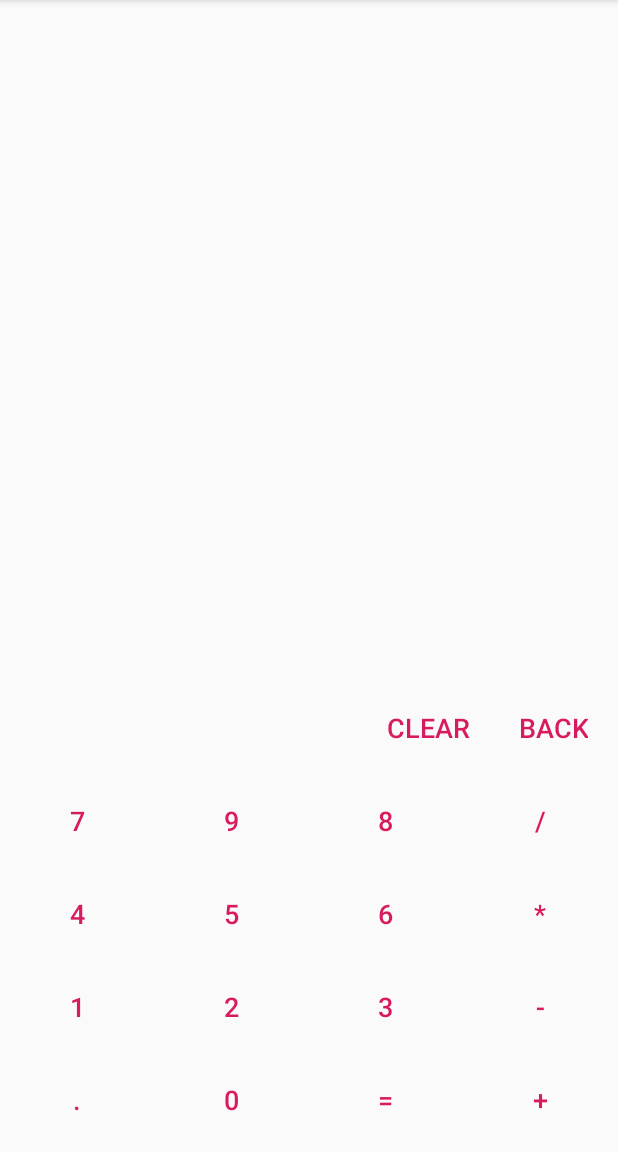
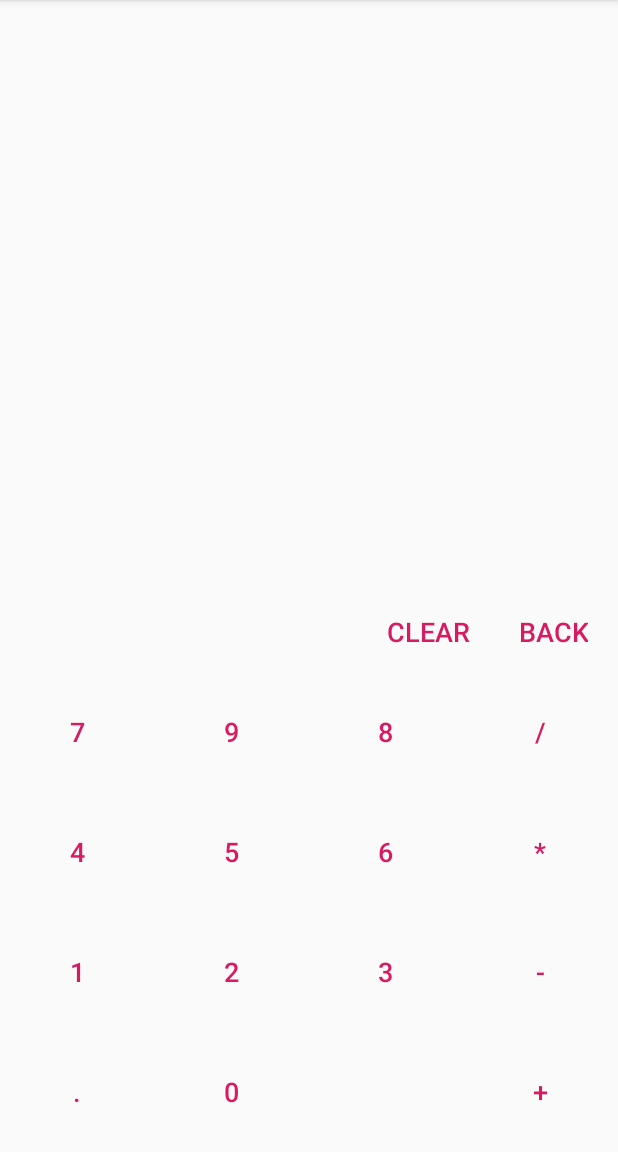
Before and after one commit to adamWeesner/Calculator, an Android app: the screen it shows after launch (MainActivity), on a phone screen of 412 x 824 dp, the part 84-1236 px from its top. Run offline under Robolectric (Android 15) with nearby library versions, the phone set to English and light mode, and no system bars.

Commit message:
:sparkles: Update
Added ability to insert formula in Operation instead of numbers
Added functionality to buttons in layout

```diff
--- a/app/src/main/res/layout/activity_main.xml
+++ b/app/src/main/res/layout/activity_main.xml
@@ -11,17 +11,32 @@
     <TextView
             android:layout_width="0dp"
             android:layout_height="wrap_content"
-            android:id="@+id/textView"
+            android:id="@+id/textViewFormula"
             app:layout_constraintEnd_toEndOf="parent"
             android:layout_marginEnd="16dp"
             app:layout_constraintStart_toStartOf="parent"
             android:layout_marginStart="16dp"
             android:layout_marginTop="24dp"
             app:layout_constraintTop_toTopOf="parent"
-            android:textSize="30sp"
+            android:textSize="36sp"
             android:textAlignment="textEnd"
             tools:text="12+13.2"
             android:textColor="@android:color/black"
+            />
+
+    <TextView
+            android:layout_width="0dp"
+            android:layout_height="wrap_content"
+            android:id="@+id/textViewAnswer"
+            app:layout_constraintEnd_toEndOf="parent"
+            android:layout_marginEnd="16dp"
+            app:layout_constraintStart_toStartOf="parent"
+            android:layout_marginStart="16dp"
+            android:layout_marginTop="16dp"
+            app:layout_constraintTop_toBottomOf="@+id/textViewFormula"
+            android:textSize="30sp"
+            android:textAlignment="textEnd"
+            tools:text="15.2"
             />
 
     <Button
@@ -29,11 +44,10 @@
             style="?android:attr/buttonBarButtonStyle"
             android:layout_width="wrap_content"
             android:layout_height="wrap_content"
-            android:id="@+id/button14"
-            android:layout_marginBottom="8dp"
+            android:id="@+id/buttonClear"
             app:layout_constraintBottom_toTopOf="@+id/linearLayout4"
             android:layout_marginEnd="8dp"
-            app:layout_constraintEnd_toStartOf="@+id/button15"
+            app:layout_constraintEnd_toStartOf="@+id/buttonBack"
             android:textSize="18sp"
             />
 
@@ -42,10 +56,9 @@
             android:text="Back"
             android:layout_width="wrap_content"
             android:layout_height="wrap_content"
-            android:id="@+id/button15"
+            android:id="@+id/buttonBack"
             android:layout_marginEnd="8dp"
             app:layout_constraintEnd_toEndOf="parent"
-            android:layout_marginBottom="8dp"
             app:layout_constraintBottom_toTopOf="@+id/linearLayout4"
             android:textSize="18sp"
             />
@@ -54,8 +67,7 @@
             style="?android:attr/buttonBarStyle"
             android:orientation="horizontal"
             android:layout_width="match_parent"
-            android:layout_height="wrap_content"
-            android:layout_marginBottom="8dp"
+            android:layout_height="80dp"
             app:layout_constraintBottom_toTopOf="@+id/linearLayout3"
             android:gravity="center_horizontal|center_vertical"
             android:id="@+id/linearLayout4"
@@ -68,9 +80,10 @@
                 android:text="7"
                 style="?android:attr/buttonBarButtonStyle"
                 android:layout_width="wrap_content"
-                android:layout_height="wrap_content"
+                android:layout_height="match_parent"
                 android:id="@+id/button7"
                 android:textSize="18sp"
+                android:onClick="numberClicked"
                 />
 
         <Button
@@ -78,9 +91,10 @@
                 android:text="9"
                 style="?android:attr/buttonBarButtonStyle"
                 android:layout_width="wrap_content"
-                android:layout_height="wrap_content"
+                android:layout_height="match_parent"
                 android:id="@+id/button9"
                 android:textSize="18sp"
+                android:onClick="numberClicked"
                 />
 
         <Button
@@ -88,9 +102,10 @@
                 android:text="8"
                 style="?android:attr/buttonBarButtonStyle"
                 android:layout_width="wrap_content"
-                android:layout_height="wrap_content"
+                android:layout_height="match_parent"
                 android:id="@+id/button8"
                 android:textSize="18sp"
+                android:onClick="numberClicked"
                 />
 
         <Button
@@ -98,9 +113,10 @@
                 android:text="/"
                 style="?android:attr/buttonBarButtonStyle"
                 android:layout_width="wrap_content"
-                android:layout_height="wrap_content"
+                android:layout_height="match_parent"
                 android:id="@+id/buttonDivide"
                 android:textSize="18sp"
+                android:onClick="operatorClicked"
                 />
     </LinearLayout>
 
@@ -108,8 +124,7 @@
             style="?android:attr/buttonBarStyle"
             android:orientation="horizontal"
             android:layout_width="match_parent"
-            android:layout_height="wrap_content"
-            android:layout_marginBottom="8dp"
+            android:layout_height="80dp"
             app:layout_constraintBottom_toTopOf="@+id/linearLayout2"
             android:gravity="center_horizontal|center_vertical"
             android:id="@+id/linearLayout3"
@@ -122,9 +137,10 @@
                 android:text="4"
                 style="?android:attr/buttonBarButtonStyle"
                 android:layout_width="wrap_content"
-                android:layout_height="wrap_content"
+                android:layout_height="match_parent"
                 android:id="@+id/button4"
                 android:textSize="18sp"
+                android:onClick="numberClicked"
                 />
 
         <Button
@@ -132,9 +148,10 @@
                 android:text="5"
                 style="?android:attr/buttonBarButtonStyle"
                 android:layout_width="wrap_content"
-                android:layout_height="wrap_content"
+                android:layout_height="match_parent"
                 android:id="@+id/button5"
                 android:textSize="18sp"
+                android:onClick="numberClicked"
                 />
 
         <Button
@@ -142,9 +159,10 @@
                 android:text="6"
                 style="?android:attr/buttonBarButtonStyle"
                 android:layout_width="wrap_content"
-                android:layout_height="wrap_content"
+                android:layout_height="match_parent"
                 android:id="@+id/button6"
                 android:textSize="18sp"
+                android:onClick="numberClicked"
                 />
 
         <Button
@@ -152,9 +170,10 @@
                 android:text="*"
                 style="?android:attr/buttonBarButtonStyle"
                 android:layout_width="wrap_content"
-                android:layout_height="wrap_content"
+                android:layout_height="match_parent"
                 android:id="@+id/buttonMultiply"
                 android:textSize="18sp"
+                android:onClick="operatorClicked"
                 />
     </LinearLayout>
 
@@ -162,10 +181,9 @@
             style="?android:attr/buttonBarStyle"
             android:orientation="horizontal"
             android:layout_width="match_parent"
-            android:layout_height="wrap_content"
+            android:layout_height="80dp"
             app:layout_constraintStart_toStartOf="parent"
             app:layout_constraintEnd_toEndOf="parent"
-            android:layout_marginBottom="8dp"
             app:layout_constraintBottom_toTopOf="@+id/linearLayout"
             android:gravity="center_horizontal|center_vertical"
             android:id="@+id/linearLayout2"
@@ -176,9 +194,10 @@
                 android:text="1"
                 style="?android:attr/buttonBarButtonStyle"
                 android:layout_width="wrap_content"
-                android:layout_height="wrap_content"
+                android:layout_height="match_parent"
                 android:id="@+id/button1"
                 android:textSize="18sp"
+                android:onClick="numberClicked"
                 />
 
         <Button
@@ -186,9 +205,10 @@
                 android:text="2"
                 style="?android:attr/buttonBarButtonStyle"
                 android:layout_width="wrap_content"
-                android:layout_height="wrap_content"
+                android:layout_height="match_parent"
                 android:id="@+id/button2"
                 android:textSize="18sp"
+                android:onClick="numberClicked"
                 />
 
         <Button
@@ -196,9 +216,10 @@
                 android:text="3"
                 style="?android:attr/buttonBarButtonStyle"
                 android:layout_width="wrap_content"
-                android:layout_height="wrap_content"
+                android:layout_height="match_parent"
                 android:id="@+id/button3"
                 android:textSize="18sp"
+                android:onClick="numberClicked"
                 />
 
         <Button
@@ -206,9 +227,10 @@
                 android:text="-"
                 style="?android:attr/buttonBarButtonStyle"
                 android:layout_width="wrap_content"
-                android:layout_height="wrap_content"
+                android:layout_height="match_parent"
                 android:id="@+id/buttonMinus"
                 android:textSize="18sp"
+                android:onClick="operatorClicked"
                 />
     </LinearLayout>
 
@@ -216,13 +238,12 @@
             style="?android:attr/buttonBarStyle"
             android:orientation="horizontal"
             android:layout_width="match_parent"
-            android:layout_height="wrap_content"
+            android:layout_height="80dp"
             app:layout_constraintStart_toStartOf="parent"
             app:layout_constraintEnd_toEndOf="parent"
             app:layout_constraintBottom_toBottomOf="parent"
             android:gravity="center_horizontal|center_vertical"
             android:id="@+id/linearLayout"
-            android:layout_marginBottom="8dp"
             >
 
         <Button
@@ -230,9 +251,10 @@
                 android:text="."
                 style="?android:attr/buttonBarButtonStyle"
                 android:layout_width="wrap_content"
-                android:layout_height="wrap_content"
+                android:layout_height="match_parent"
                 android:id="@+id/buttonDecimal"
                 android:textSize="18sp"
+                android:onClick="numberClicked"
                 />
 
         <Button
@@ -240,19 +262,22 @@
                 android:text="0"
                 style="?android:attr/buttonBarButtonStyle"
                 android:layout_width="wrap_content"
-                android:layout_height="wrap_content"
+                android:layout_height="match_parent"
                 android:id="@+id/button0"
                 android:textSize="18sp"
+                android:onClick="numberClicked"
                 />
 
         <Button
                 android:layout_weight="1"
-                android:text="="
                 style="?android:attr/buttonBarButtonStyle"
                 android:layout_width="wrap_content"
-                android:layout_height="wrap_content"
+                android:layout_height="match_parent"
                 android:id="@+id/buttonEquals"
                 android:textSize="18sp"
+                android:onClick="operatorClicked"
+                android:clickable="false"
+                android:enabled="false"
                 />
 
         <Button
@@ -260,26 +285,12 @@
                 android:text="+"
                 style="?android:attr/buttonBarButtonStyle"
                 android:layout_width="wrap_content"
-                android:layout_height="wrap_content"
+                android:layout_height="match_parent"
                 android:id="@+id/buttonPlus"
                 android:textSize="18sp"
+                android:onClick="operatorClicked"
                 />
     </LinearLayout>
 
-    <TextView
-            android:layout_width="0dp"
-            android:layout_height="wrap_content"
-            android:id="@+id/textView2"
-            app:layout_constraintEnd_toEndOf="parent"
-            android:layout_marginEnd="16dp"
-            app:layout_constraintStart_toStartOf="parent"
-            android:layout_marginStart="16dp"
-            android:layout_marginTop="16dp"
-            app:layout_constraintTop_toBottomOf="@+id/textView"
-            android:textSize="24sp"
-            android:textAlignment="textEnd"
-            tools:text="15.2"
-            />
-
 
 </androidx.constraintlayout.widget.ConstraintLayout>
```
Also changed, not shown: app/src/main/java/com/weesnerdevelopment/calculator/CalculatorLogic.kt (+15 -0 lines), app/src/main/java/com/weesnerdevelopment/calculator/MainActivity.kt (+30 -1 lines), 2 other files.
